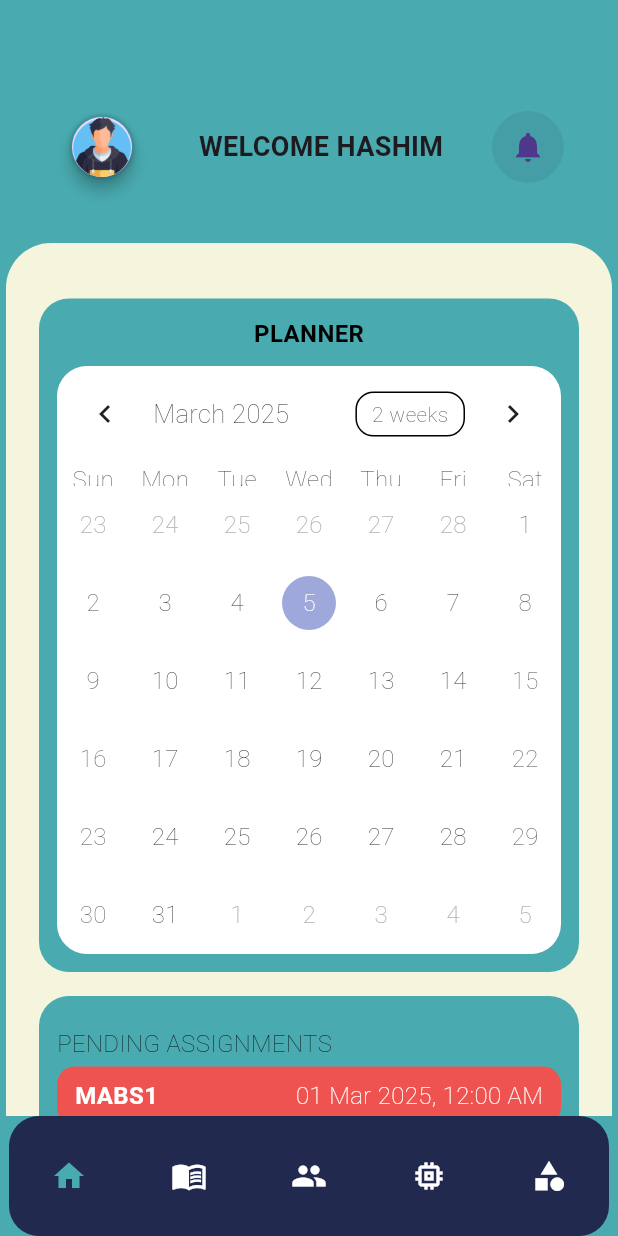
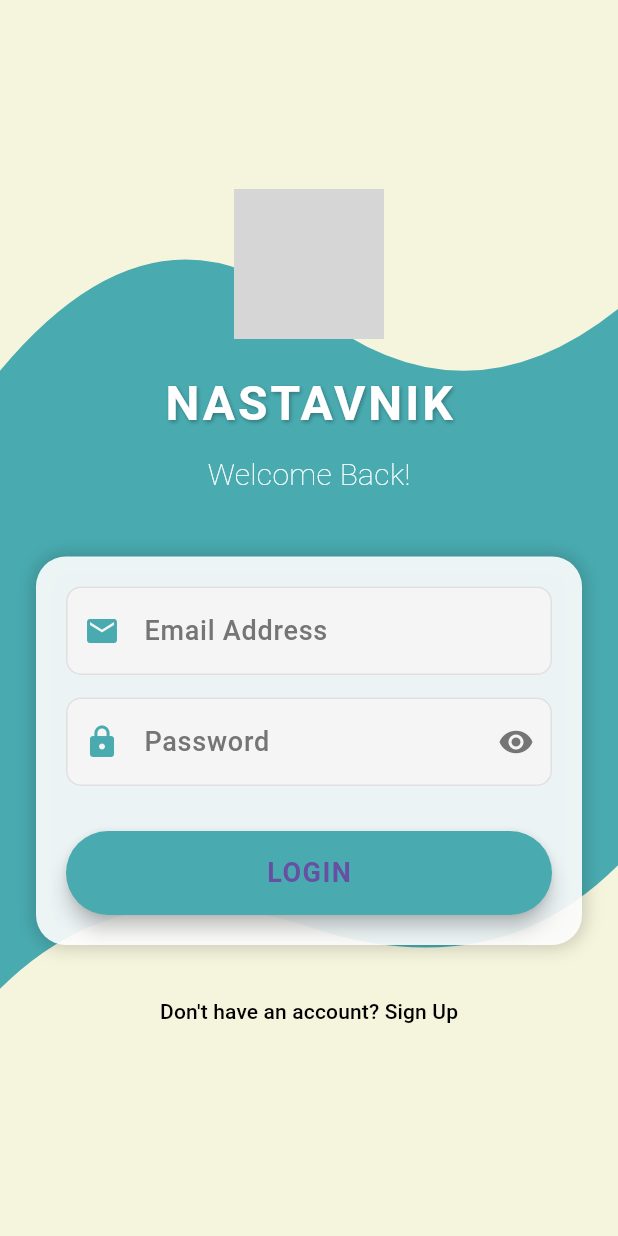
Before and after one commit to ayanfarooque/gdgsc-25, a Flutter app: the screen it shows after launch, on a phone screen of 412 x 824 dp. Run offline on Flutter 3.47's test engine with Material 3 defaults, Android fonts, the light colour scheme and no system bars; drawn by our look-alikes of table_calendar; our stand-ins replace file_picker, fl_chart; Roboto replaces fonts that are missing (CustomFont); grey boxes are pictures that could not be loaded.

Commit message:
login signup

```diff
--- /dev/null
+++ b/mobileapp/lib/assets/pages/sisu.dart
@@ -0,0 +1,590 @@
+import 'package:flutter/material.dart';
+import 'dart:ui';
+
+class AuthPage extends StatefulWidget {
+  const AuthPage({Key? key}) : super(key: key);
+
+  @override
+  State<AuthPage> createState() => _AuthPageState();
+}
+
+class _AuthPageState extends State<AuthPage> with TickerProviderStateMixin {
+  bool isLogin = true;
+  late AnimationController _animationController;
+  late Animation<double> _formAnimation;
+  late Animation<double> _loginButtonAnimation;
+  late Animation<double> _registerButtonAnimation;
+
+  final _formKey = GlobalKey<FormState>();
+  final TextEditingController _emailController = TextEditingController();
+  final TextEditingController _passwordController = TextEditingController();
+  final TextEditingController _nameController = TextEditingController();
+  final TextEditingController _enrollmentIdController = TextEditingController();
+  final TextEditingController _addressLine1Controller = TextEditingController();
+  final TextEditingController _addressLine2Controller = TextEditingController();
+  final TextEditingController _cityController = TextEditingController();
+  final TextEditingController _stateController = TextEditingController();
+  final TextEditingController _postalCodeController = TextEditingController();
+  DateTime? _selectedDate;
+
+  @override
+  void initState() {
+    super.initState();
+
+    _animationController = AnimationController(
+      vsync: this,
+      duration: const Duration(milliseconds: 800),
+    );
+
+    _formAnimation = Tween<double>(begin: 0, end: 1).animate(
+      CurvedAnimation(
+        parent: _animationController,
+        curve: const Interval(0.0, 0.8, curve: Curves.easeOutCubic),
+      ),
+    );
+
+    _loginButtonAnimation = Tween<double>(begin: 0, end: 1).animate(
+      CurvedAnimation(
+        parent: _animationController,
+        curve: const Interval(0.5, 1.0, curve: Curves.easeOutCubic),
+      ),
+    );
+
+    _registerButtonAnimation = Tween<double>(begin: 0, end: 1).animate(
+      CurvedAnimation(
+        parent: _animationController,
+        curve: const Interval(0.7, 1.0, curve: Curves.easeOutCubic),
+      ),
+    );
+
+    _animationController.forward();
+  }
+
+  @override
+  void dispose() {
+    _animationController.dispose();
+    _emailController.dispose();
+    _passwordController.dispose();
+    _nameController.dispose();
+    _enrollmentIdController.dispose();
+    _addressLine1Controller.dispose();
+    _addressLine2Controller.dispose();
+    _cityController.dispose();
+    _stateController.dispose();
+    _postalCodeController.dispose();
+    super.dispose();
+  }
+
+  void _toggleAuthMode() {
+    setState(() {
+      isLogin = !isLogin;
+      _animationController.reset();
+      _animationController.forward();
+    });
+  }
+
+  void _submitForm() {
+    if (_formKey.currentState!.validate()) {
+      // Animate button press
+      ScaffoldMessenger.of(context).showSnackBar(
+        SnackBar(
+          content: Text(isLogin ? 'Logging in...' : 'Signing up...'),
+          backgroundColor: const Color(0xFF49ABB0),
+        ),
+      );
+
+      // In real app, perform authentication here
+      // For demo, navigate to home after short delay
+      Future.delayed(const Duration(seconds: 2), () {
+        Navigator.pushReplacementNamed(context, '/');
+      });
+    }
+  }
+
+  @override
+  Widget build(BuildContext context) {
+    return Scaffold(
+      backgroundColor: const Color(0xFF49ABB0),
+      body: Stack(
+        children: [
+          // Background decoration
+          Positioned.fill(
+            child: CustomPaint(
+              painter: BackgroundPainter(),
+            ),
+          ),
+
+          // Content
+          SafeArea(
+            child: Center(
+              child: SingleChildScrollView(
+                child: Padding(
+                  padding: const EdgeInsets.all(24.0),
+                  child: Column(
+                    mainAxisAlignment: MainAxisAlignment.center,
+                    children: [
+                      // Logo and welcome text
+                      Hero(
+                        tag: 'logo',
+                        child: Image.asset(
+                          'lib/assets/images/nastavnik_logo.png', // Add your logo image
+                          height: 120,
+                          errorBuilder: (context, error, stackTrace) =>
+                              const Icon(Icons.school,
+                                  size: 100, color: Colors.black),
+                        ),
+                      ),
+
+                      const SizedBox(height: 20),
+
+                      Text(
+                        'NASTAVNIK',
+                        style: TextStyle(
+                          fontSize: 32,
+                          fontWeight: FontWeight.bold,
+                          color: Colors.white,
+                          letterSpacing: 2,
+                          shadows: [
+                            Shadow(
+                              offset: const Offset(1, 1),
+                              blurRadius: 3,
+                              color: Colors.black.withOpacity(0.3),
+                            ),
+                          ],
+                        ),
+                      ),
+
+                      const SizedBox(height: 10),
+
+                      Text(
+                        isLogin ? 'Welcome Back!' : 'Create Account',
+                        style: const TextStyle(
+                          fontSize: 20,
+                          color: Colors.white,
+                        ),
+                      ),
+
+                      const SizedBox(height: 40),
+
+                      // Auth form
+                      FadeTransition(
+                        opacity: _formAnimation,
+                        child: SlideTransition(
+                          position: Tween<Offset>(
+                            begin: const Offset(0, 0.3),
+                            end: Offset.zero,
+                          ).animate(_formAnimation),
+                          child: _buildAuthForm(),
+                        ),
+                      ),
+
+                      const SizedBox(height: 20),
+
+                      // Toggle button
+                      FadeTransition(
+                        opacity: _registerButtonAnimation,
+                        child: TextButton(
+                          onPressed: _toggleAuthMode,
+                          child: Text(
+                            isLogin
+                                ? 'Don\'t have an account? Sign Up'
+                                : 'Already have an account? Log In',
+                            style: const TextStyle(color: Colors.black),
+                          ),
+                        ),
+                      ),
+                    ],
+                  ),
+                ),
+              ),
+            ),
+          ),
+        ],
+      ),
+    );
+  }
+
+  Widget _buildAuthForm() {
+    return Container(
+      padding: const EdgeInsets.all(20),
+      decoration: BoxDecoration(
+        color: Colors.white.withOpacity(0.9),
+        borderRadius: BorderRadius.circular(20),
+        boxShadow: [
+          BoxShadow(
+            color: Colors.black.withOpacity(0.2),
+            blurRadius: 10,
+            spreadRadius: 1,
+          ),
+        ],
+      ),
+      child: Form(
+        key: _formKey,
+        child: Column(
+          children: [
+            // Name field (only for signup)
+            if (!isLogin)
+              TextFormField(
+                controller: _nameController,
+                decoration: _inputDecoration(
+                  'Full Name',
+                  Icons.person,
+                ),
+                validator: (value) {
+                  if (value == null || value.isEmpty) {
+                    return 'Please enter your name';
+                  }
+                  return null;
+                },
+              ),
+
+            if (!isLogin) const SizedBox(height: 15),
+
+            // Add Enrollment ID field
+            if (!isLogin)
+              TextFormField(
+                controller: _enrollmentIdController,
+                decoration: _inputDecoration(
+                  'Enrollment ID',
+                  Icons.badge,
+                ),
+                validator: (value) {
+                  if (value == null || value.isEmpty) {
+                    return 'Please enter your enrollment ID';
+                  }
+                  return null;
+                },
+              ),
+
+            if (!isLogin) const SizedBox(height: 15),
+
+            // Email field
+            TextFormField(
+              controller: _emailController,
+              decoration: _inputDecoration(
+                'Email Address',
+                Icons.email,
+              ),
+              keyboardType: TextInputType.emailAddress,
+              validator: (value) {
+                if (value == null || value.isEmpty) {
+                  return 'Please enter your email';
+                }
+                if (!RegExp(r'^[\w-\.]+@([\w-]+\.)+[\w-]{2,4}$')
+                    .hasMatch(value)) {
+                  return 'Please enter a valid email';
+                }
+                return null;
+              },
+            ),
+
+            const SizedBox(height: 15),
+
+            // Password field
+            TextFormField(
+              controller: _passwordController,
+              decoration: _inputDecoration(
+                'Password',
+                Icons.lock,
+                isPassword: true,
+              ),
+              obscureText: true,
+              validator: (value) {
+                if (value == null || value.isEmpty) {
+                  return 'Please enter your password';
+                }
+                if (!isLogin && value.length < 6) {
+                  return 'Password must be at least 6 characters';
+                }
+                return null;
+              },
+            ),
+
+            const SizedBox(height: 30),
+
+            // Date of Birth field with date picker
+            if (!isLogin)
+              TextFormField(
+                decoration: _inputDecoration(
+                  'Date of Birth',
+                  Icons.calendar_today,
+                ),
+                readOnly:
+                    true, // Make the field read-only to prevent keyboard from appearing
+                controller: TextEditingController(
+                    text: _selectedDate == null
+                        ? ''
+                        : '${_selectedDate!.day}/${_selectedDate!.month}/${_selectedDate!.year}'),
+                onTap: () async {
+                  // Show date picker when the field is tapped
+                  final DateTime? pickedDate = await showDatePicker(
+                    context: context,
+                    initialDate: _selectedDate ??
+                        DateTime(2000), // Default to year 2000 if not selected
+                    firstDate: DateTime(1950),
+                    lastDate: DateTime.now(),
+                    builder: (context, child) {
+                      return Theme(
+                        data: ThemeData.light().copyWith(
+                          primaryColor: const Color(0xFF49ABB0),
+                          colorScheme: const ColorScheme.light(
+                            primary: Color(0xFF49ABB0),
+                            onPrimary: Colors.white,
+                            surface: Colors.white,
+                            onSurface: Colors.black,
+                          ),
+                          buttonTheme: const ButtonThemeData(
+                            textTheme: ButtonTextTheme.primary,
+                          ),
+                        ),
+                        child: child!,
+                      );
+                    },
+                  );
+
+                  if (pickedDate != null && pickedDate != _selectedDate) {
+                    setState(() {
+                      _selectedDate = pickedDate;
+                    });
+                  }
+                },
+                validator: (value) {
+                  if (value == null || value.isEmpty) {
+                    return 'Please select your date of birth';
+                  }
+                  return null;
+                },
+              ),
+
+            if (!isLogin) const SizedBox(height: 30),
+
+            // Add Address Line 1
+            if (!isLogin)
+              TextFormField(
+                controller: _addressLine1Controller,
+                decoration: _inputDecoration(
+                  'Address Line 1',
+                  Icons.home,
+                ),
+                validator: (value) {
+                  if (value == null || value.isEmpty) {
+                    return 'Please enter your address';
+                  }
+                  return null;
+                },
+              ),
+
+            if (!isLogin) const SizedBox(height: 15),
+
+// Add Address Line 2 (optional)
+            if (!isLogin)
+              TextFormField(
+                controller: _addressLine2Controller,
+                decoration: _inputDecoration(
+                  'Address Line 2 (Optional)',
+                  Icons.home_work,
+                ),
+              ),
+
+            if (!isLogin) const SizedBox(height: 15),
+
+// Add City
+            if (!isLogin)
+              TextFormField(
+                controller: _cityController,
+                decoration: _inputDecoration(
+                  'City',
+                  Icons.location_city,
+                ),
+                validator: (value) {
+                  if (value == null || value.isEmpty) {
+                    return 'Please enter your city';
+                  }
+                  return null;
+                },
+              ),
+
+            if (!isLogin) const SizedBox(height: 15),
+
+// Add State
+            if (!isLogin)
+              TextFormField(
+                controller: _stateController,
+                decoration: _inputDecoration(
+                  'State',
+                  Icons.map,
+                ),
+                validator: (value) {
+                  if (value == null || value.isEmpty) {
+                    return 'Please enter your state';
+                  }
+                  return null;
+                },
+              ),
+
+            if (!isLogin) const SizedBox(height: 15),
+
+            // Add Postal Code
+            if (!isLogin)
+              TextFormField(
+                controller: _postalCodeController,
+                decoration: _inputDecoration(
+                  'Postal Code',
+                  Icons.markunread_mailbox,
+                ),
+                keyboardType: TextInputType.number,
+                validator: (value) {
+                  if (value == null || value.isEmpty) {
+                    return 'Please enter your postal code';
+                  }
+                  return null;
+                },
+              ),
+
+            if (!isLogin) const SizedBox(height: 15),
+
+            // Submit button
+            FadeTransition(
+              opacity: _loginButtonAnimation,
+              child: SlideTransition(
+                position: Tween<Offset>(
+                  begin: const Offset(0, 0.5),
+                  end: Offset.zero,
+                ).animate(_loginButtonAnimation),
+                child: SizedBox(
+                  width: double.infinity,
+                  child: ElevatedButton(
+                    onPressed: _submitForm,
+                    style: ElevatedButton.styleFrom(
+                      backgroundColor: const Color(0xFF49ABB0),
+                      padding: const EdgeInsets.symmetric(vertical: 15),
+                      shape: RoundedRectangleBorder(
+                        borderRadius: BorderRadius.circular(30),
+                      ),
+                      elevation: 5,
+                    ),
+                    child: Text(
+                      isLogin ? 'LOGIN' : 'SIGN UP',
+                      style: const TextStyle(
+                        fontSize: 18,
+                        fontWeight: FontWeight.bold,
+                        letterSpacing: 1,
+                      ),
+                    ),
+                  ),
+                ),
+              ),
+            ),
+          ],
+        ),
+      ),
+    );
+  }
+
+  InputDecoration _inputDecoration(String label, IconData icon,
+      {bool isPassword = false}) {
+    return InputDecoration(
+      labelText: label,
+      labelStyle: TextStyle(
+        color: Colors.grey[600],
+        fontWeight: FontWeight.w500,
+      ),
+      prefixIcon: Icon(
+        icon,
+        color: const Color(0xFF49ABB0),
+      ),
+      suffixIcon: isPassword
+          ? IconButton(
+              icon: Icon(
+                Icons.visibility,
+                color: Colors.grey[600],
+              ),
+              onPressed: () {
+                // Toggle password visibility
+              },
+            )
+          : null,
+      border: OutlineInputBorder(
+        borderRadius: BorderRadius.circular(10),
+        borderSide: BorderSide.none,
+      ),
+      enabledBorder: OutlineInputBorder(
+        borderRadius: BorderRadius.circular(10),
+        borderSide: BorderSide(
+          color: Colors.grey[300]!,
+          width: 1.0,
+        ),
+      ),
+      focusedBorder: OutlineInputBorder(
+        borderRadius: BorderRadius.circular(10),
+        borderSide: const BorderSide(
+          color: Color(0xFF49ABB0),
+          width: 2.0,
+        ),
+      ),
+      filled: true,
+      fillColor: Colors.grey[100],
+      contentPadding: const EdgeInsets.symmetric(vertical: 16.0),
+    );
+  }
+}
+
+// Custom background painter
+class BackgroundPainter extends CustomPainter {
+  @override
+  void paint(Canvas canvas, Size size) {
+    final paint = Paint()
+      ..color = const Color.fromARGB(255, 245, 245, 221)
+      ..style = PaintingStyle.fill;
+
+    final path = Path();
+
+    // Top wave
+    path.moveTo(0, 0);
+    path.lineTo(size.width, 0);
+    path.lineTo(size.width, size.height * 0.25);
+
+    path.quadraticBezierTo(
+      size.width * 0.75,
+      size.height * 0.35,
+      size.width * 0.5,
+      size.height * 0.25,
+    );
+
+    path.quadraticBezierTo(
+      size.width * 0.25,
+      size.height * 0.15,
+      0,
+      size.height * 0.3,
+    );
+
+    path.close();
+    canvas.drawPath(path, paint);
+
+    // Bottom wave
+    final bottomPath = Path();
+    bottomPath.moveTo(0, size.height);
+    bottomPath.lineTo(size.width, size.height);
+    bottomPath.lineTo(size.width, size.height * 0.7);
+
+    bottomPath.quadraticBezierTo(
+      size.width * 0.8,
+      size.height * 0.8,
+      size.width * 0.5,
+      size.height * 0.75,
+    );
+
+    bottomPath.quadraticBezierTo(
+      size.width * 0.2,
+      size.height * 0.7,
+      0,
+      size.height * 0.8,
+    );
+
+    bottomPath.close();
+    canvas.drawPath(bottomPath, paint);
+  }
+
+  @override
+  bool shouldRepaint(covariant CustomPainter oldDelegate) => false;
+}
--- a/mobileapp/lib/main.dart
+++ b/mobileapp/lib/main.dart
@@ -7,6 +7,7 @@ import './assets/pages/community/landing.dart';
 import './assets/pages/score.dart';
 import './assets/pages/profile.dart';
 import './assets/pages/notification.dart';
+import './assets/pages/sisu.dart';
 
 void main() {
   runApp(const MyApp());
@@ -37,9 +38,10 @@ class MyApp extends StatelessWidget {
               fontWeight: FontWeight.w100),
         ),
       ),
-      initialRoute: '/',
+      initialRoute: '/auth',
       routes: {
         '/': (context) => const HomePage(),
+        '/auth': (context) => const AuthPage(),
         '/assignment': (context) => AssignmentLanding(),
         '/aibot': (context) => AiLanding(),
         '/resources': (context) => ResourceLanding(),
--- a/mobileapp/pubspec.yaml
+++ b/mobileapp/pubspec.yaml
@@ -17,6 +17,7 @@ dependencies:
 
 
   cupertino_icons: ^1.0.8
+  http: ^1.3.0
 
 dev_dependencies:
   flutter_test:
```
Also changed, not shown: mobileapp/lib/assets/pages/score.dart (+14 -5 lines), mobileapp/pubspec.lock.
